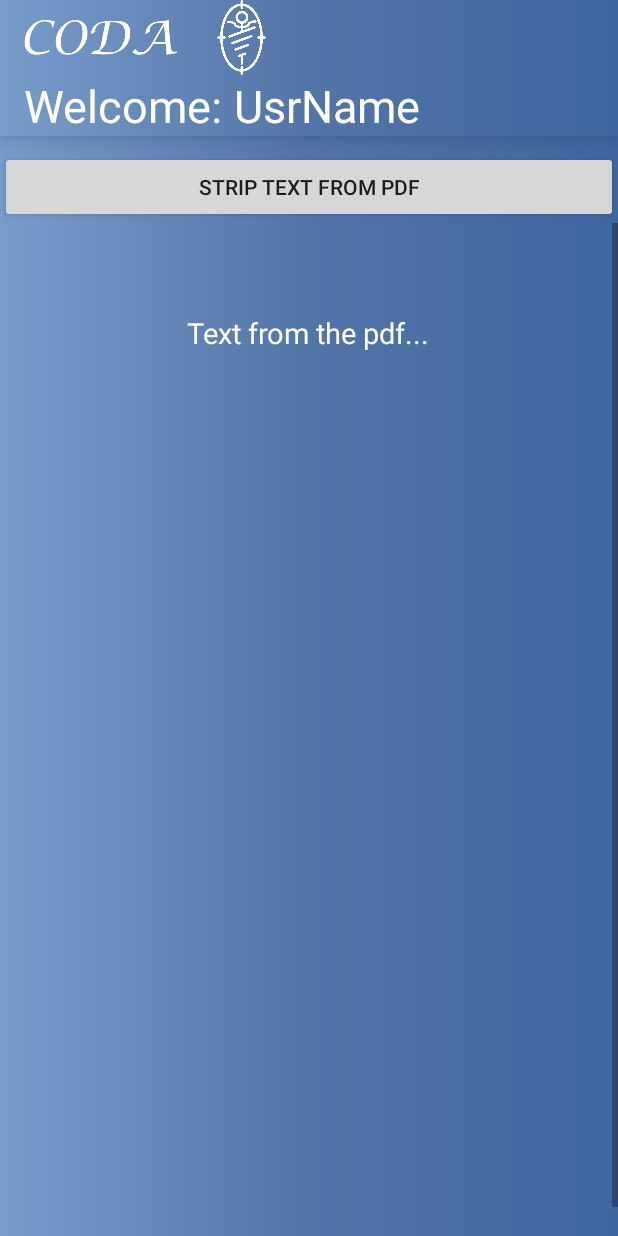
After one commit to snguon/CS275-CODA, an Android app: the layout activity_pdfscrapper.xml on its own in the app's theme, with its tools: preview values and no code run, on a phone screen of 412 x 824 dp. The commit adds this screen. Run offline under Robolectric (Android 15) with nearby library versions, the phone set to English and light mode, and no system bars.

Commit message:
MASSIVE CHANGE
from now on Discharge Summary is PdfScraper, I scrapped all the old scrapper code and used the new file I found to make it work with android...

```diff
--- a/app/src/main/AndroidManifest.xml
+++ b/app/src/main/AndroidManifest.xml
@@ -27,6 +27,7 @@
         <activity android:name=".CallActivity" />
         <activity android:name=".SummaryActivity" />
         <activity android:name=".RegisterActivity"></activity>
+        <activity android:name=".PdfScrapper"></activity>
     </application>
 
 </manifest>
--- a/app/src/main/java/com/devteam/coda/coda/HomeActivity.java
+++ b/app/src/main/java/com/devteam/coda/coda/HomeActivity.java
@@ -88,7 +88,7 @@ public class HomeActivity extends AppCompatActivity implements View.OnClickListe
             case R.id.appointment_card: i = new Intent(this,AppointmentActivity.class);startActivity(i); break;
             case R.id.watch_card: i = new Intent(this,WatchActivity.class);startActivity(i); break;
             case R.id.call_card: i = new Intent(this,CallActivity.class);startActivity(i); break;
-            case R.id.summary_card: i = new Intent(this,SummaryActivity.class);startActivity(i); break;
+            case R.id.summary_card: i = new Intent(this,PdfScrapper.class);startActivity(i); break;
             default:break;
         }
 
--- a/app/src/main/java/com/devteam/coda/coda/SummaryActivity.java
+++ b/app/src/main/java/com/devteam/coda/coda/SummaryActivity.java
@@ -18,7 +18,7 @@ public class SummaryActivity extends AppCompatActivity {
     private TextView usrName;
     private Toolbar toolbar;
     private TextView PdfText;
-    PdfScrapper s = new PdfScrapper();
+
 
 
 
@@ -31,8 +31,7 @@ public class SummaryActivity extends AppCompatActivity {
         usrName.setText(LoginActivity.getUsername());
 
         PdfText = findViewById(R.id.PdfText);
-        PdfText.setText(s.pdftotext());
-        //PdfText.setText("Testing");
+
     }
 
     @Override
--- a/app/src/main/java/com/devteam/coda/coda/WatchActivity.java
+++ b/app/src/main/java/com/devteam/coda/coda/WatchActivity.java
@@ -21,6 +21,7 @@ public class WatchActivity extends AppCompatActivity {
     protected void onCreate(Bundle savedInstanceState) {
         super.onCreate(savedInstanceState);
         setContentView(R.layout.activity_watch);
+        toolbar = findViewById(R.id.toolbar);
         setSupportActionBar(toolbar);
         usrName = findViewById(R.id.usrnameTool);
         usrName.setText(LoginActivity.getUsername());
--- /dev/null
+++ b/app/src/main/res/layout/activity_pdfscrapper.xml
@@ -0,0 +1,47 @@
+<?xml version="1.0" encoding="utf-8"?>
+<LinearLayout
+    xmlns:android="http://schemas.android.com/apk/res/android"
+    xmlns:app="http://schemas.android.com/apk/res-auto"
+    xmlns:tools="http://schemas.android.com/tools"
+    android:layout_width="match_parent"
+    android:layout_height="match_parent"
+    tools:context=".PdfScrapper"
+    android:orientation="vertical"
+    android:background="@drawable/gradient"
+    >
+    <include
+        android:id="@+id/toolbar"
+        layout="@layout/toolbar"
+        />
+
+    <Button
+        android:id="@+id/buttonStripText"
+        android:layout_width="match_parent"
+        android:layout_height="wrap_content"
+        android:text="Strip Text From PDF"
+        android:layout_marginTop="10dp"
+        android:onClick="stripText" />
+
+    <ScrollView
+        android:id="@+id/SCROLLER_ID"
+        android:layout_width="fill_parent"
+        android:layout_height="fill_parent"
+        android:scrollbars="vertical"
+        android:fillViewport="true">
+
+        <TextView
+            android:id="@+id/statusTextView"
+            android:layout_gravity="center"
+            android:text="Text from the pdf..."
+            android:layout_width="wrap_content"
+            android:layout_height="wrap_content"
+            android:textSize="19sp"
+            android:textColor="@color/white"
+            android:textAlignment="center"
+            android:layout_marginTop="40dp"
+            />
+    </ScrollView>
+
+
+
+</LinearLayout>
```
Also changed, not shown: app/src/main/java/com/devteam/coda/coda/PdfScrapper.java (+113 -65 lines), 1 other file.
